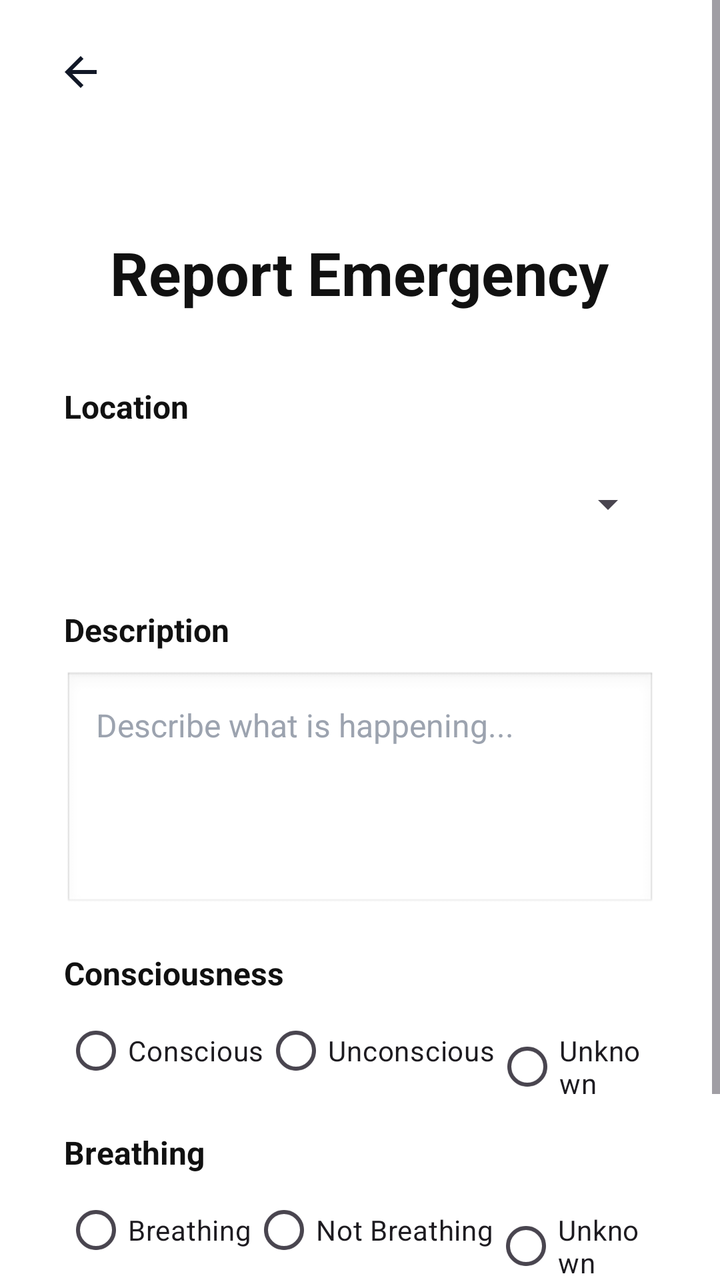
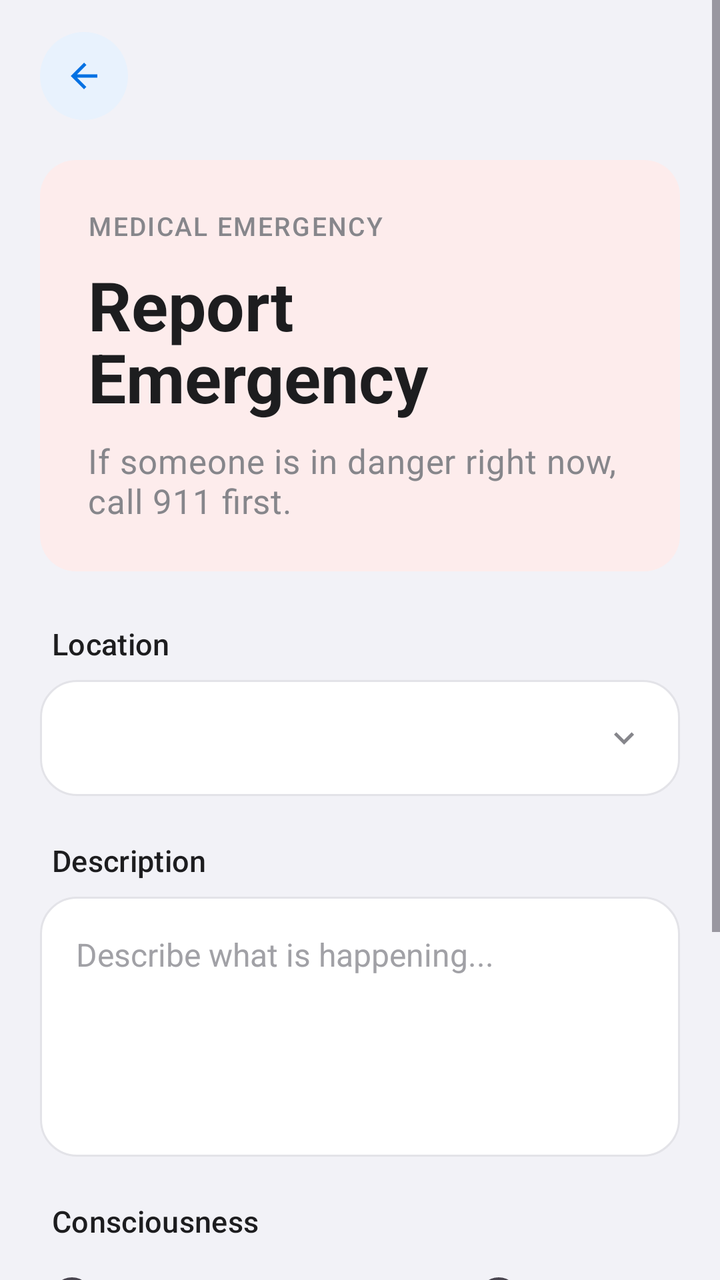

Screens rendered from an Android XML layout before and after an edit, with the pre-edit source and the edit as a unified diff.
<!-- AndroidManifest.xml: application theme Theme.FirstLink -->
<!-- res/layout/attendee_emergency.xml -->
<?xml version="1.0" encoding="utf-8"?>
<ScrollView xmlns:android="http://schemas.android.com/apk/res/android"
    xmlns:app="http://schemas.android.com/apk/res-auto"
    android:id="@+id/attendee_emergency"
    android:layout_width="match_parent"
    android:layout_height="match_parent"
    android:background="#FFFFFF"
    android:fillViewport="true">

    <LinearLayout
        android:layout_width="match_parent"
        android:layout_height="wrap_content"
        android:orientation="vertical"
        android:paddingStart="32dp"
        android:paddingEnd="32dp"
        android:paddingBottom="24dp">

        <ImageButton
            android:id="@+id/back_button"
            android:layout_width="48dp"
            android:layout_height="48dp"
            android:layout_marginStart="-16dp"
            android:layout_marginTop="12dp"
            android:background="?attr/selectableItemBackgroundBorderless"
            android:contentDescription="Back"
            android:src="@drawable/ic_back" />

        <TextView
            android:id="@+id/attendee_emergency_title"
            android:layout_width="wrap_content"
            android:layout_height="wrap_content"
            android:layout_gravity="center_horizontal"
            android:layout_marginTop="56dp"
            android:text="Report Emergency"
            android:textColor="#111111"
            android:textSize="30sp"
            android:textStyle="bold" />

        <TextView
            android:id="@+id/attendee_emergency_location_label"
            android:layout_width="wrap_content"
            android:layout_height="wrap_content"
            android:layout_marginTop="36dp"
            android:text="Location"
            android:textColor="#111111"
            android:textSize="16sp"
            android:textStyle="bold" />

        <Spinner
            android:id="@+id/attendee_emergency_location_spinner"
            android:layout_width="match_parent"
            android:layout_height="56dp"
            android:layout_marginTop="10dp" />

        <TextView
            android:id="@+id/attendee_emergency_description_label"
            android:layout_width="wrap_content"
            android:layout_height="wrap_content"
            android:layout_marginTop="24dp"
            android:text="Description"
            android:textColor="#111111"
            android:textSize="16sp"
            android:textStyle="bold" />

        <EditText
            android:id="@+id/attendee_emergency_description"
            android:layout_width="match_parent"
            android:layout_height="120dp"
            android:layout_marginTop="10dp"
            android:background="@android:drawable/edit_text"
            android:gravity="top|start"
            android:hint="Describe what is happening..."
            android:inputType="textMultiLine"
            android:padding="16dp"
            android:textColor="#111111"
            android:textColorHint="#9CA3AF"
            android:textSize="16sp" />

        <TextView
            android:id="@+id/attendee_emergency_consciousness_label"
            android:layout_width="wrap_content"
            android:layout_height="wrap_content"
            android:layout_marginTop="20dp"
            android:text="Consciousness"
            android:textColor="#111111"
            android:textSize="16sp"
            android:textStyle="bold" />

        <RadioGroup
            android:id="@+id/attendee_emergency_consciousness_group"
            android:layout_width="match_parent"
            android:layout_height="wrap_content"
            android:layout_marginTop="4dp"
            android:orientation="horizontal">

            <RadioButton
                android:id="@+id/attendee_emergency_conscious"
                android:layout_width="wrap_content"
                android:layout_height="wrap_content"
                android:text="Conscious" />

            <RadioButton
                android:id="@+id/attendee_emergency_unconscious"
                android:layout_width="wrap_content"
                android:layout_height="wrap_content"
                android:text="Unconscious" />

            <RadioButton
                android:id="@+id/attendee_emergency_consciousness_unknown"
                android:layout_width="wrap_content"
                android:layout_height="wrap_content"
                android:text="Unknown" />

        </RadioGroup>

        <TextView
            android:id="@+id/attendee_emergency_breathing_label"
            android:layout_width="wrap_content"
            android:layout_height="wrap_content"
            android:layout_marginTop="16dp"
            android:text="Breathing"
            android:textColor="#111111"
            android:textSize="16sp"
            android:textStyle="bold" />

        <RadioGroup
            android:id="@+id/attendee_emergency_breathing_group"
            android:layout_width="match_parent"
            android:layout_height="wrap_content"
            android:layout_marginTop="4dp"
            android:orientation="horizontal">

            <RadioButton
                android:id="@+id/attendee_emergency_breathing"
                android:layout_width="wrap_content"
                android:layout_height="wrap_content"
                android:text="Breathing" />

            <RadioButton
                android:id="@+id/attendee_emergency_not_breathing"
                android:layout_width="wrap_content"
                android:layout_height="wrap_content"
                android:text="Not Breathing" />

            <RadioButton
                android:id="@+id/attendee_emergency_breathing_unknown"
                android:layout_width="wrap_content"
                android:layout_height="wrap_content"
                android:text="Unknown" />

        </RadioGroup>

        <com.google.android.material.button.MaterialButton
            android:id="@+id/attendee_emergency_send_button"
            android:layout_width="match_parent"
            android:layout_height="58dp"
            android:layout_marginTop="28dp"
            android:text="Send Emergency"
            android:textAllCaps="false"
            android:textSize="18sp"
            android:textStyle="bold"
            app:backgroundTint="#DC2626"
            app:cornerRadius="18dp" />

    </LinearLayout>

</ScrollView>
<!-- resources referenced by this layout -->
<resources>
  <style name="Base.Theme.FirstLink" parent="Theme.Material3.DayNight.NoActionBar">
          
          
      </style>
  <!-- unchanged entries left out for length: 2 -->
</resources>

<!-- the commit's change to res/layout/attendee_emergency.xml (unified diff, before → after) -->
@@ -4,87 +4,111 @@
     android:id="@+id/attendee_emergency"
     android:layout_width="match_parent"
     android:layout_height="match_parent"
-    android:background="#FFFFFF"
+    android:background="@color/surface"
+    android:clipToPadding="false"
     android:fillViewport="true">
 
     <LinearLayout
         android:layout_width="match_parent"
         android:layout_height="wrap_content"
+        android:clipToPadding="false"
         android:orientation="vertical"
-        android:paddingStart="32dp"
-        android:paddingEnd="32dp"
-        android:paddingBottom="24dp">
+        android:paddingStart="20dp"
+        android:paddingEnd="20dp"
+        android:paddingBottom="28dp">
 
         <ImageButton
             android:id="@+id/back_button"
-            android:layout_width="48dp"
-            android:layout_height="48dp"
-            android:layout_marginStart="-16dp"
-            android:layout_marginTop="12dp"
-            android:background="?attr/selectableItemBackgroundBorderless"
+            style="@style/Widget.FirstLink.BackButton"
+            android:layout_width="44dp"
+            android:layout_height="44dp"
+            android:layout_marginTop="16dp"
             android:contentDescription="Back"
             android:src="@drawable/ic_back" />
 
-        <TextView
-            android:id="@+id/attendee_emergency_title"
-            android:layout_width="wrap_content"
-            android:layout_height="wrap_content"
-            android:layout_gravity="center_horizontal"
-            android:layout_marginTop="56dp"
-            android:text="Report Emergency"
-            android:textColor="#111111"
-            android:textSize="30sp"
-            android:textStyle="bold" />
+        
+        <LinearLayout
+            android:id="@+id/attendee_emergency_header_card"
+            style="@style/Widget.FirstLink.HeaderCard.Danger"
+            android:layout_width="match_parent"
+            android:layout_height="wrap_content"
+            android:layout_marginTop="20dp"
+            android:orientation="vertical"
+            android:padding="24dp">
+
+            <TextView
+                style="@style/TextAppearance.FirstLink.Eyebrow"
+                android:layout_width="wrap_content"
+                android:layout_height="wrap_content"
+                android:text="Medical emergency"
+                android:textColor="@color/on_gradient_muted" />
+
+            <TextView
+                android:id="@+id/attendee_emergency_title"
+                style="@style/TextAppearance.FirstLink.Hero"
+                android:layout_width="wrap_content"
+                android:layout_height="wrap_content"
+                android:layout_marginTop="8dp"
+                android:text="Report Emergency" />
+
+            <TextView
+                style="@style/TextAppearance.FirstLink.HeroBody"
+                android:layout_width="match_parent"
+                android:layout_height="wrap_content"
+                android:layout_marginTop="8dp"
+                android:text="If someone is in danger right now, call 911 first." />
+        </LinearLayout>
 
         <TextView
             android:id="@+id/attendee_emergency_location_label"
-            android:layout_width="wrap_content"
-            android:layout_height="wrap_content"
-            android:layout_marginTop="36dp"
-            android:text="Location"
-            android:textColor="#111111"
-            android:textSize="16sp"
-            android:textStyle="bold" />
+            style="@style/TextAppearance.FirstLink.FieldLabel"
+            android:layout_width="wrap_content"
+            android:layout_height="wrap_content"
+            android:layout_marginStart="6dp"
+            android:layout_marginTop="26dp"
+            android:text="Location" />
 
         <Spinner
             android:id="@+id/attendee_emergency_location_spinner"
             android:layout_width="match_parent"
-            android:layout_height="56dp"
-            android:layout_marginTop="10dp" />
+            android:layout_height="58dp"
+            android:layout_marginTop="8dp"
+            android:background="@drawable/bg_spinner"
+            android:paddingStart="18dp"
+            android:paddingEnd="46dp" />
 
         <TextView
             android:id="@+id/attendee_emergency_description_label"
-            android:layout_width="wrap_content"
-            android:layout_height="wrap_content"
-            android:layout_marginTop="24dp"
-            android:text="Description"
-            android:textColor="#111111"
-            android:textSize="16sp"
-            android:textStyle="bold" />
+            style="@style/TextAppearance.FirstLink.FieldLabel"
+            android:layout_width="wrap_content"
+            android:layout_height="wrap_content"
+            android:layout_marginStart="6dp"
+            android:layout_marginTop="22dp"
+            android:text="Description" />
 
         <EditText
             android:id="@+id/attendee_emergency_description"
             android:layout_width="match_parent"
-            android:layout_height="120dp"
-            android:layout_marginTop="10dp"
-            android:background="@android:drawable/edit_text"
+            android:layout_height="130dp"
+            android:layout_marginTop="8dp"
+            android:background="@drawable/bg_input_field"
             android:gravity="top|start"
             android:hint="Describe what is happening..."
             android:inputType="textMultiLine"
-            android:padding="16dp"
-            android:textColor="#111111"
-            android:textColorHint="#9CA3AF"
+            android:lineSpacingExtra="3dp"
+            android:padding="18dp"
+            android:textColor="@color/text_primary"
+            android:textColorHint="@color/text_hint"
             android:textSize="16sp" />
 
         <TextView
             android:id="@+id/attendee_emergency_consciousness_label"
-            android:layout_width="wrap_content"
-            android:layout_height="wrap_content"
-            android:layout_marginTop="20dp"
-            android:text="Consciousness"
-            android:textColor="#111111"
-            android:textSize="16sp"
-            android:textStyle="bold" />
+            style="@style/TextAppearance.FirstLink.FieldLabel"
+            android:layout_width="wrap_content"
+            android:layout_height="wrap_content"
+            android:layout_marginStart="6dp"
+            android:layout_marginTop="22dp"
+            android:text="Consciousness" />
 
         <RadioGroup
             android:id="@+id/attendee_emergency_consciousness_group"
@@ -95,33 +119,41 @@
 
             <RadioButton
                 android:id="@+id/attendee_emergency_conscious"
-                android:layout_width="wrap_content"
-                android:layout_height="wrap_content"
-                android:text="Conscious" />
+                android:layout_width="0dp"
+                android:layout_height="wrap_content"
+                android:layout_weight="1"
+                android:text="Conscious"
+                android:textColor="@color/text_primary"
+                android:textSize="14sp" />
 
             <RadioButton
                 android:id="@+id/attendee_emergency_unconscious"
-                android:layout_width="wrap_content"
-                android:layout_height="wrap_content"
-                android:text="Unconscious" />
+                android:layout_width="0dp"
+                android:layout_height="wrap_content"
+                android:layout_weight="1"
+                android:text="Unconscious"
+                android:textColor="@color/text_primary"
+                android:textSize="14sp" />
 
             <RadioButton
                 android:id="@+id/attendee_emergency_consciousness_unknown"
-                android:layout_width="wrap_content"
-                android:layout_height="wrap_content"
-                android:text="Unknown" />
+                android:layout_width="0dp"
+                android:layout_height="wrap_content"
+                android:layout_weight="1"
+                android:text="Unknown"
+                android:textColor="@color/text_primary"
+                android:textSize="14sp" />
 
         </RadioGroup>
 
         <TextView
             android:id="@+id/attendee_emergency_breathing_label"
-            android:layout_width="wrap_content"
-            android:layout_height="wrap_content"
-            android:layout_marginTop="16dp"
-            android:text="Breathing"
-            android:textColor="#111111"
-            android:textSize="16sp"
-            android:textStyle="bold" />
+            style="@style/TextAppearance.FirstLink.FieldLabel"
+            android:layout_width="wrap_content"
+            android:layout_height="wrap_content"
+            android:layout_marginStart="6dp"
+            android:layout_marginTop="18dp"
+            android:text="Breathing" />
 
         <RadioGroup
             android:id="@+id/attendee_emergency_breathing_group"
@@ -132,35 +164,42 @@
 
             <RadioButton
                 android:id="@+id/attendee_emergency_breathing"
-                android:layout_width="wrap_content"
-                android:layout_height="wrap_content"
-                android:text="Breathing" />
+                android:layout_width="0dp"
+                android:layout_height="wrap_content"
+                android:layout_weight="1"
+                android:text="Breathing"
+                android:textColor="@color/text_primary"
+                android:textSize="14sp" />
 
             <RadioButton
                 android:id="@+id/attendee_emergency_not_breathing"
-                android:layout_width="wrap_content"
-                android:layout_height="wrap_content"
-                android:text="Not Breathing" />
+                android:layout_width="0dp"
+                android:layout_height="wrap_content"
+                android:layout_weight="1"
+                android:text="Not Breathing"
+                android:textColor="@color/text_primary"
+                android:textSize="14sp" />
 
             <RadioButton
                 android:id="@+id/attendee_emergency_breathing_unknown"
-                android:layout_width="wrap_content"
-                android:layout_height="wrap_content"
-                android:text="Unknown" />
+                android:layout_width="0dp"
+                android:layout_height="wrap_content"
+                android:layout_weight="1"
+                android:text="Unknown"
+                android:textColor="@color/text_primary"
+                android:textSize="14sp" />
 
         </RadioGroup>
 
         <com.google.android.material.button.MaterialButton
             android:id="@+id/attendee_emergency_send_button"
-            android:layout_width="match_parent"
-            android:layout_height="58dp"
-            android:layout_marginTop="28dp"
+            style="@style/Widget.FirstLink.Button.Danger"
+            android:layout_width="match_parent"
+            android:layout_height="62dp"
+            android:layout_marginTop="26dp"
             android:text="Send Emergency"
-            android:textAllCaps="false"
             android:textSize="18sp"
-            android:textStyle="bold"
-            app:backgroundTint="#DC2626"
-            app:cornerRadius="18dp" />
+            android:textStyle="bold" />
 
     </LinearLayout>
 
<!-- resource entries referenced after the edit -->
@@ -1,9 +1,206 @@
 <!-- resources referenced by this layout -->
 <resources>
+  <color name="on_gradient_muted">#86868B</color>
+  <color name="surface">#F2F2F7</color>
+  <color name="text_hint">#A1A1A6</color>
+  <color name="text_primary">#1D1D1F</color>
+  <!-- drawable bg_input_field (drawable) -->
+  <?xml version="1.0" encoding="utf-8"?>
+  <shape xmlns:android="http://schemas.android.com/apk/res/android"
+      android:shape="rectangle">
+      <corners android:radius="18dp" />
+      <solid android:color="@color/surface_alt" />
+      <stroke
+          android:width="1dp"
+          android:color="@color/border_light" />
+  </shape>
+  <!-- drawable bg_spinner (drawable) -->
+  <?xml version="1.0" encoding="utf-8"?>
+  <layer-list xmlns:android="http://schemas.android.com/apk/res/android">
+      <item android:drawable="@drawable/bg_input_field" />
+      <item
+          android:width="20dp"
+          android:height="20dp"
+          android:drawable="@drawable/ic_chevron_down"
+          android:end="18dp"
+          android:gravity="end|center_vertical" />
+  </layer-list>
+  <style name="TextAppearance.FirstLink.Eyebrow" parent="TextAppearance.Material3.LabelSmall">
+          <item name="android:textSize">13sp</item>
+          <item name="android:fontFamily">sans-serif-medium</item>
+          <item name="android:letterSpacing">0.06</item>
+          <item name="android:textAllCaps">true</item>
+      </style>
+  <style name="TextAppearance.FirstLink.FieldLabel" parent="TextAppearance.Material3.LabelLarge">
+          <item name="android:textSize">15sp</item>
+          <item name="android:fontFamily">sans-serif-medium</item>
+          <item name="android:textColor">@color/text_primary</item>
+      </style>
+  <style name="TextAppearance.FirstLink.Hero" parent="TextAppearance.Material3.HeadlineMedium">
+          <item name="android:textSize">34sp</item>
+          <item name="android:textStyle">bold</item>
+          <item name="android:textColor">@color/on_gradient</item>
+          <item name="android:lineSpacingMultiplier">1.1</item>
+      </style>
+  <style name="TextAppearance.FirstLink.HeroBody" parent="TextAppearance.Material3.BodyMedium">
+          <item name="android:textSize">17sp</item>
+          <item name="android:textColor">@color/on_gradient_muted</item>
+          <item name="android:lineSpacingMultiplier">1.45</item>
+      </style>
+  <style name="Widget.FirstLink.BackButton" parent="">
+          <item name="android:background">@drawable/bg_circle_brand_soft</item>
+          <item name="android:foreground">?attr/selectableItemBackgroundBorderless</item>
+          <item name="android:padding">12dp</item>
+          <item name="android:scaleType">fitCenter</item>
+          <item name="android:tint">@color/brand_primary</item>
+      </style>
+  <style name="Widget.FirstLink.Button.Danger" parent="Widget.FirstLink.Button">
+          <item name="backgroundTint">@color/danger</item>
+          <item name="android:textColor">@color/white</item>
+          <item name="android:elevation">4dp</item>
+          <item name="elevation">4dp</item>
+          <item name="android:outlineSpotShadowColor" tools:targetApi="p">@color/danger_glow</item>
+          <item name="android:outlineAmbientShadowColor" tools:targetApi="p">@color/danger_glow</item>
+      </style>
+  <style name="Widget.FirstLink.HeaderCard.Danger">
+          <item name="android:background">@drawable/bg_header_danger</item>
+      </style>
+  <color name="surface_alt">#FFFFFF</color>
+  <color name="border_light">#E3E3E8</color>
+  <!-- drawable ic_chevron_down (drawable) -->
+  <vector xmlns:android="http://schemas.android.com/apk/res/android"
+      android:width="20dp"
+      android:height="20dp"
+      android:viewportWidth="24"
+      android:viewportHeight="24"
+      android:tint="@color/text_secondary">
+      <path
+          android:fillColor="#FFFFFFFF"
+          android:pathData="M7.41,8.59L12,13.17l4.59,-4.58L18,10l-6,6 -6,-6 1.41,-1.41z" />
+  </vector>
+  <color name="on_gradient">#1D1D1F</color>
+  <!-- drawable bg_circle_brand_soft (drawable) -->
+  <?xml version="1.0" encoding="utf-8"?>
+  <shape xmlns:android="http://schemas.android.com/apk/res/android"
+      android:shape="oval">
+      <solid android:color="@color/brand_primary_container" />
+  </shape>
+  <color name="brand_primary">#0071E3</color>
+  <style name="Widget.FirstLink.Button" parent="Widget.Material3.Button">
+          <item name="android:stateListAnimator">@animator/button_press_feedback</item>
+          <item name="android:textAllCaps">false</item>
+          <item name="android:letterSpacing">0</item>
+          <item name="shapeAppearanceOverlay">@style/ShapeAppearance.FirstLink.Pill</item>
+          <item name="strokeWidth">0dp</item>
+      </style>
+  <color name="danger">#D70015</color>
+  <color name="white">#FFFFFFFF</color>
+  <color name="danger_glow">#1D1D1F</color>
+  <!-- drawable bg_header_danger (drawable) -->
+  <?xml version="1.0" encoding="utf-8"?>
+  <shape xmlns:android="http://schemas.android.com/apk/res/android"
+      android:shape="rectangle">
+      <corners android:radius="18dp" />
+      <solid android:color="@color/danger_container" />
+  </shape>
   <style name="Base.Theme.FirstLink" parent="Theme.Material3.DayNight.NoActionBar">
+          <item name="colorPrimary">@color/brand_primary</item>
+          <item name="colorOnPrimary">@color/white</item>
+          <item name="colorPrimaryContainer">@color/brand_primary_container</item>
+          <item name="colorOnPrimaryContainer">@color/brand_on_primary_container</item>
+  
+          <item name="colorSecondary">@color/brand_primary</item>
+          <item name="colorOnSecondary">@color/white</item>
+  
+          <item name="colorError">@color/danger</item>
+          <item name="colorOnError">@color/white</item>
+  
+          <item name="android:colorBackground">@color/surface</item>
+          <item name="colorOnBackground">@color/text_primary</item>
+          <item name="colorSurface">@color/surface</item>
+          <item name="colorOnSurface">@color/text_primary</item>
+          <item name="colorOutline">@color/border_light</item>
           
+          <item name="elevationOverlayEnabled">false</item>
+  
+          <item name="android:statusBarColor">@color/surface</item>
+          <item name="android:navigationBarColor">@color/surface</item>
+          <item name="android:windowLightStatusBar">true</item>
+  
+          <item name="shapeAppearanceSmallComponent">@style/ShapeAppearance.FirstLink.Small</item>
+          <item name="shapeAppearanceMediumComponent">@style/ShapeAppearance.FirstLink.Medium</item>
+          <item name="shapeAppearanceLargeComponent">@style/ShapeAppearance.FirstLink.Large</item>
+  
           
-      </style>
+          <item name="materialButtonStyle">@style/Widget.FirstLink.Button.Primary</item>
+  
+          
+          <item name="android:windowAnimationStyle">@style/WindowAnimation.FirstLink</item>
+  
+          <item name="materialAlertDialogTheme">@style/ThemeOverlay.FirstLink.Dialog</item>
+      </style>
+  <color name="text_secondary">#86868B</color>
+  <color name="brand_primary_container">#E8F2FD</color>
+  <style name="ShapeAppearance.FirstLink.Pill" parent="">
+          <item name="cornerFamily">rounded</item>
+          <item name="cornerSize">50%</item>
+      </style>
+  <color name="danger_container">#FDECEC</color>
+  <color name="brand_on_primary_container">#0058B8</color>
+  <style name="ShapeAppearance.FirstLink.Small" parent="ShapeAppearance.Material3.SmallComponent">
+          <item name="cornerSize">16dp</item>
+      </style>
+  <style name="ShapeAppearance.FirstLink.Medium" parent="ShapeAppearance.Material3.MediumComponent">
+          <item name="cornerSize">20dp</item>
+      </style>
+  <style name="ShapeAppearance.FirstLink.Large" parent="ShapeAppearance.Material3.LargeComponent">
+          <item name="cornerSize">28dp</item>
+      </style>
+  <style name="Widget.FirstLink.Button.Primary" parent="Widget.FirstLink.Button">
+          <item name="backgroundTint">@color/brand_primary</item>
+          <item name="android:textColor">@color/white</item>
+          <item name="android:elevation">4dp</item>
+          <item name="elevation">4dp</item>
+          <item name="android:outlineSpotShadowColor" tools:targetApi="p">@color/brand_glow</item>
+          <item name="android:outlineAmbientShadowColor" tools:targetApi="p">@color/brand_glow</item>
+      </style>
+  <style name="WindowAnimation.FirstLink" parent="@android:style/Animation.Activity">
+          <item name="android:activityOpenEnterAnimation">@anim/activity_open_enter</item>
+          <item name="android:activityOpenExitAnimation">@anim/activity_open_exit</item>
+          <item name="android:activityCloseEnterAnimation">@anim/activity_close_enter</item>
+          <item name="android:activityCloseExitAnimation">@anim/activity_close_exit</item>
+      </style>
+  <style name="ThemeOverlay.FirstLink.Dialog" parent="ThemeOverlay.Material3.MaterialAlertDialog">
+          <item name="colorSurface">@color/dialog_glass_surface</item>
+          <item name="colorSurfaceContainerHigh">@color/dialog_glass_surface</item>
+          <item name="android:backgroundDimAmount">0.32</item>
+          <item name="colorOnSurface">@color/text_primary</item>
+          <item name="colorOnSurfaceVariant">@color/text_body</item>
+          <item name="shapeAppearanceCornerLarge">@style/ShapeAppearance.FirstLink.Large</item>
+          <item name="buttonBarPositiveButtonStyle">@style/Widget.FirstLink.Button.Dialog.Positive</item>
+          <item name="buttonBarNegativeButtonStyle">@style/Widget.FirstLink.Button.Dialog.Negative</item>
+          <item name="buttonBarNeutralButtonStyle">@style/Widget.FirstLink.Button.Dialog.Negative</item>
+      </style>
+  <color name="brand_glow">#1D1D1F</color>
+  <color name="dialog_glass_surface">#F2FFFFFF</color>
+  <color name="text_body">#424245</color>
+  <style name="Widget.FirstLink.Button.Dialog.Positive">
+          <item name="backgroundTint">@color/brand_primary</item>
+          <item name="android:textColor">@color/white</item>
+          <item name="android:elevation">4dp</item>
+          <item name="elevation">4dp</item>
+          <item name="android:outlineSpotShadowColor" tools:targetApi="p">@color/brand_glow</item>
+          <item name="android:outlineAmbientShadowColor" tools:targetApi="p">@color/brand_glow</item>
+      </style>
+  <style name="Widget.FirstLink.Button.Dialog.Negative">
+          <item name="backgroundTint">@color/glass_fill</item>
+          <item name="android:textColor">@color/text_body</item>
+          <item name="android:elevation">0dp</item>
+          <item name="elevation">0dp</item>
+          <item name="rippleColor">@color/glass_ripple</item>
+      </style>
+  <color name="glass_fill">#E9E9EE</color>
+  <color name="glass_ripple">#DEDEE3</color>
   <!-- unchanged entries left out for length: 2 -->
 </resources>
 
